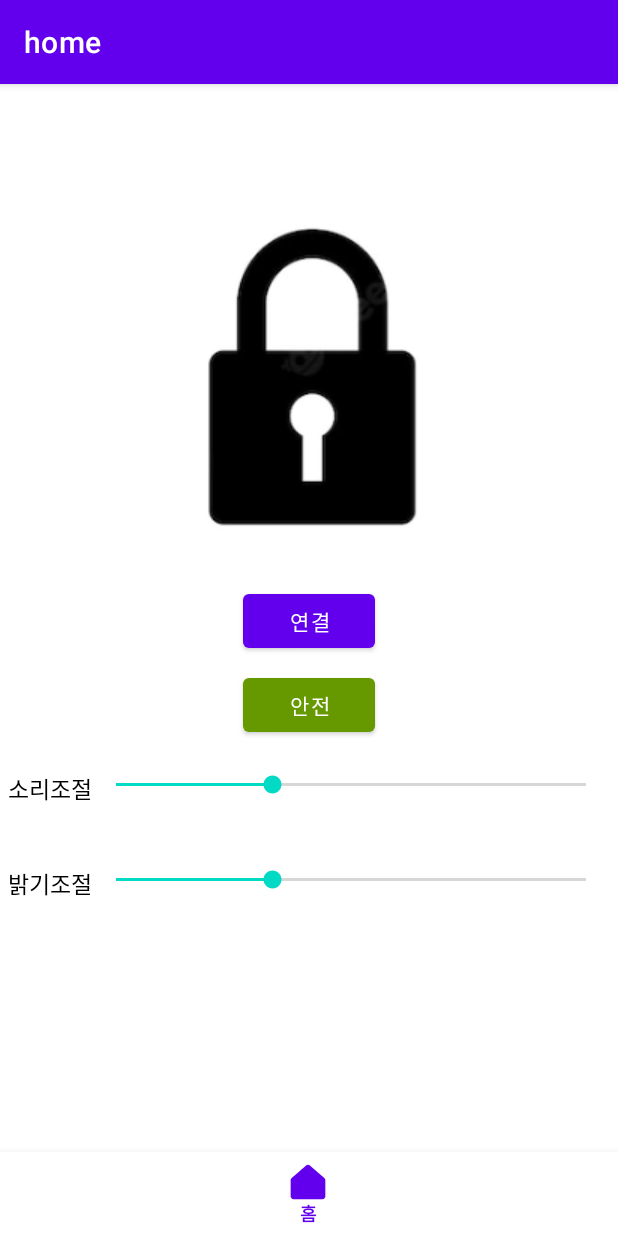
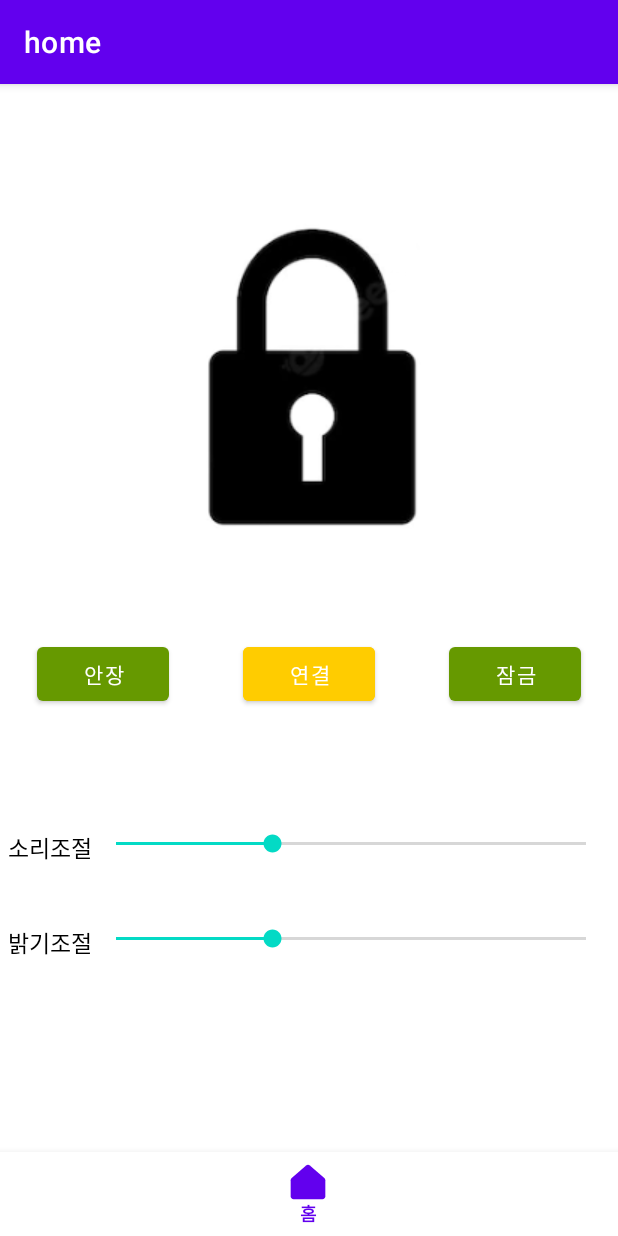
Before and after one commit to IoT-Smart-Bicycle-Lock/Smart-Bicycle-Lock, an Android app: the screen it shows after launch (MainActivity), on a phone screen of 412 x 824 dp. Run offline under Robolectric (Android 15) with nearby library versions, the phone set to English and light mode, and no system bars; our stand-ins replace navigation-ui; libraries missing offline, so code that uses them is left out: app.akexorcist.bluetotohspp; 5 statements that could not run were skipped.

Commit message:
초음파 센서 연결 전

```diff
--- a/app/src/main/java/com/example/iotsmartbicyclelock/LockFragment.kt
+++ b/app/src/main/java/com/example/iotsmartbicyclelock/LockFragment.kt
@@ -134,11 +134,11 @@ class LockFragment:Fragment() {
 
 
             if (message == "0") {
-                binding.btnSample.setBackgroundColor(resources.getColor(R.color.red))
-                binding.btnSample.setText("털림")
+                binding.btnCheckSafety.setBackgroundColor(resources.getColor(R.color.red))
+                binding.btnCheckSafety.setText("털림")
             } else {
-                binding.btnSample.setBackgroundColor(resources.getColor(R.color.green))
-                binding.btnSample.setText("안전")
+                binding.btnCheckSafety.setBackgroundColor(resources.getColor(R.color.green))
+                binding.btnCheckSafety.setText("잠금")
             }
 
 
@@ -224,15 +224,15 @@ class LockFragment:Fragment() {
     // 블루투스 사용 - 데이터 전송
     fun setup() {
         //데이터 전송
-        binding.btnSend.setOnClickListener(object : View.OnClickListener {
+        binding.btnLock.setOnClickListener(object : View.OnClickListener {
             override fun onClick(v: View) {
                 // 자물쇠 이미지 설정
                 if(flag){
-                    binding.btnSend.setImageResource(R.drawable.lock)
+                    binding.btnLock.setImageResource(R.drawable.lock)
                     flag=false
                 }
                 else{
-                    binding.btnSend.setImageResource(R.drawable.unlock)
+                    binding.btnLock.setImageResource(R.drawable.unlock)
                     flag = true
                 }
                 bt!!.send("5", true)
--- a/app/src/main/res/layout/fragment_lock.xml
+++ b/app/src/main/res/layout/fragment_lock.xml
@@ -6,16 +6,6 @@
     android:layout_height="match_parent"
     tools:context=".MainActivity">
 
-
-
-    <Button
-        android:id="@+id/btnConnect"
-        android:layout_width="wrap_content"
-        android:layout_height="wrap_content"
-        android:text="연결"
-        app:layout_constraintLeft_toLeftOf="parent"
-        app:layout_constraintRight_toRightOf="parent"
-        app:layout_constraintTop_toBottomOf="@id/btnSend" />
 
     <!--    <Button-->
     <!--        android:id="@+id/btnSend"-->
@@ -28,14 +18,13 @@
     <!--        app:layout_constraintTop_toBottomOf="@+id/btnConnect" />-->
 
     <ImageView
-        android:id="@+id/btnSend"
+        android:id="@+id/btnLock"
         android:layout_width="wrap_content"
         android:layout_height="wrap_content"
         android:layout_marginTop="80dp"
         app:layout_constraintTop_toTopOf="parent"
         app:layout_constraintLeft_toLeftOf="parent"
         app:layout_constraintRight_toRightOf="parent"
-        app:layout_constraintTop_toBottomOf="@+id/btnConnect"
         android:src="@drawable/lock"/>
 
     <!--    <Button-->
@@ -48,16 +37,86 @@
     <!--        app:layout_constraintRight_toRightOf="parent"-->
     <!--        app:layout_constraintTop_toBottomOf="@+id/btnSend1" />-->
 
-    <Button
-        android:id="@+id/btnSample"
+    <LinearLayout
+        android:id="@+id/middleLL"
+        android:layout_width="match_parent"
+        android:layout_height="wrap_content"
+        android:orientation="horizontal"
+        app:layout_constraintTop_toBottomOf="@+id/btnLock"
+        android:weightSum="3"
+        android:layout_marginTop="20dp">
+        <androidx.constraintlayout.widget.ConstraintLayout
             android:layout_width="wrap_content"
             android:layout_height="wrap_content"
-        android:layout_marginTop="8dp"
-        android:text="안전"
+            android:layout_weight="1">
+            <Button
+                android:id="@+id/btnSeatCushion"
+                android:layout_width="wrap_content"
+                android:layout_height="wrap_content"
+                android:layout_marginTop="15dp"
+                android:text="안장"
                 app:backgroundTint="@android:color/holo_green_dark"
-        app:layout_constraintLeft_toLeftOf="parent"
-        app:layout_constraintRight_toRightOf="parent"
-        app:layout_constraintTop_toBottomOf="@+id/btnConnect" />
+                android:layout_weight="1"
+                app:layout_constraintTop_toTopOf="parent"
+                app:layout_constraintStart_toStartOf="parent"
+                app:layout_constraintEnd_toEndOf="parent"
+                />
+        </androidx.constraintlayout.widget.ConstraintLayout>
+
+
+
+        <androidx.constraintlayout.widget.ConstraintLayout
+            android:layout_width="wrap_content"
+            android:layout_height="wrap_content"
+            android:layout_weight="1">
+
+            <Button
+                android:id="@+id/btnConnect"
+                android:layout_width="wrap_content"
+                android:layout_height="wrap_content"
+                android:text="연결"
+                android:layout_marginTop="15dp"
+                app:layout_constraintTop_toTopOf="parent"
+                app:layout_constraintStart_toStartOf="parent"
+                app:layout_constraintEnd_toEndOf="parent"
+                android:backgroundTint="@color/orange"/>
+        </androidx.constraintlayout.widget.ConstraintLayout>
+
+        <!--            <androidx.constraintlayout.widget.ConstraintLayout-->
+        <!--                android:layout_width="match_parent"-->
+        <!--                android:layout_height="wrap_content">-->
+        <!--                <Button-->
+        <!--                    android:id="@+id/btnCheckSafety"-->
+        <!--                    android:layout_width="wrap_content"-->
+        <!--                    android:layout_height="wrap_content"-->
+        <!--                    android:layout_marginTop="8dp"-->
+        <!--                    android:text="안전"-->
+        <!--                    app:backgroundTint="@android:color/holo_green_dark"-->
+        <!--                    app:layout_constraintEnd_toEndOf="parent"-->
+        <!--                    app:layout_constraintStart_toStartOf="parent"-->
+        <!--                    app:layout_constraintTop_toTopOf="parent" />-->
+        <!--            </androidx.constraintlayout.widget.ConstraintLayout>-->
+
+        <androidx.constraintlayout.widget.ConstraintLayout
+            android:layout_width="wrap_content"
+            android:layout_height="wrap_content"
+            android:layout_weight="1">
+            <Button
+                android:id="@+id/btnCheckSafety"
+                android:layout_width="wrap_content"
+                android:layout_height="wrap_content"
+                android:layout_marginTop="15dp"
+                android:text="잠금"
+                app:backgroundTint="@android:color/holo_green_dark"
+                app:layout_constraintTop_toTopOf="parent"
+                app:layout_constraintStart_toStartOf="parent"
+                app:layout_constraintEnd_toEndOf="parent"
+                />
+        </androidx.constraintlayout.widget.ConstraintLayout>
+
+    </LinearLayout>
+
+
 
     <!--    <Button-->
     <!--        android:id="@+id/btn_magnetic"-->
@@ -94,14 +153,14 @@
 
 
     <LinearLayout
-        app:layout_constraintTop_toBottomOf="@+id/btnSample"
+        app:layout_constraintTop_toBottomOf="@+id/middleLL"
         android:id="@+id/sound_LL"
         android:layout_width="match_parent"
         android:layout_height="wrap_content"
         android:orientation="horizontal"
         app:layout_constraintStart_toStartOf="parent"
         app:layout_constraintEnd_toEndOf="parent"
-        android:layout_marginTop="20dp"
+        android:layout_marginTop="80dp"
         android:layout_marginStart="5dp"
         android:layout_marginEnd="5dp">
 
```
Lines whose indentation alone changed are shown as unchanged.
